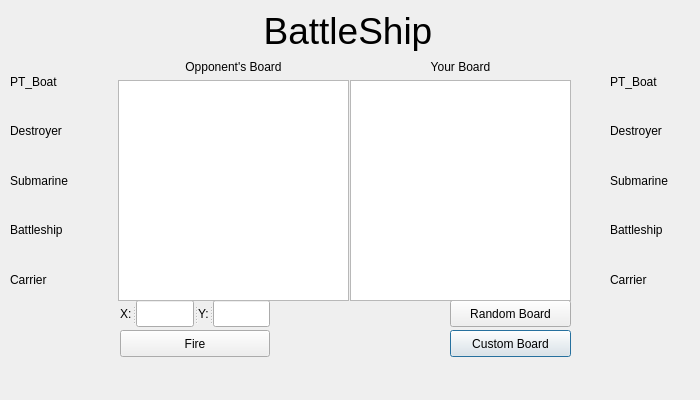
rc2524/Battleship-game, file battleaigame.ui: the form before one commit.
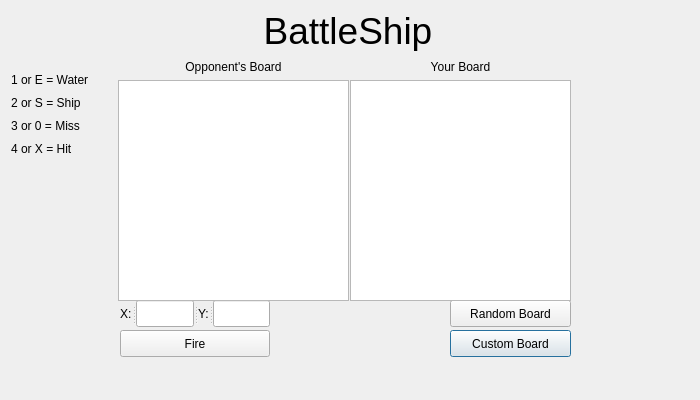
The form after the commit.

What changed in the file:
```diff
--- a/battleaigame.ui
+++ b/battleaigame.ui
@@ -190,99 +190,57 @@
     </item>
    </layout>
   </widget>
-  <widget class="QWidget" name="layoutWidget">
+  <widget class="QLabel" name="label">
    <property name="geometry">
     <rect>
-     <x>10</x>
-     <y>60</y>
-     <width>75</width>
-     <height>241</height>
+     <x>11</x>
+     <y>71</y>
+     <width>94</width>
+     <height>17</height>
     </rect>
    </property>
-   <layout class="QVBoxLayout" name="EnemyShips">
-    <item>
-     <widget class="QLabel" name="Enemy_Pt">
-      <property name="text">
-       <string>PT_Boat</string>
-      </property>
-     </widget>
-    </item>
-    <item>
-     <widget class="QLabel" name="Enemy_Des">
-      <property name="text">
-       <string>Destroyer</string>
-      </property>
-     </widget>
-    </item>
-    <item>
-     <widget class="QLabel" name="Enemy_Sub">
-      <property name="text">
-       <string>Submarine</string>
-      </property>
-     </widget>
-    </item>
-    <item>
-     <widget class="QLabel" name="Enemy_Bat">
-      <property name="text">
-       <string>Battleship</string>
-      </property>
-     </widget>
-    </item>
-    <item>
-     <widget class="QLabel" name="Enemy_Car">
-      <property name="text">
-       <string>Carrier</string>
-      </property>
-     </widget>
-    </item>
-   </layout>
+   <property name="text">
+    <string>1 or E = Water</string>
+   </property>
   </widget>
-  <widget class="QWidget" name="layoutWidget_3">
+  <widget class="QLabel" name="label_2">
    <property name="geometry">
     <rect>
-     <x>610</x>
-     <y>60</y>
-     <width>75</width>
-     <height>241</height>
+     <x>11</x>
+     <y>94</y>
+     <width>80</width>
+     <height>17</height>
     </rect>
    </property>
-   <layout class="QVBoxLayout" name="PlayerShips">
-    <item>
-     <widget class="QLabel" name="Player_Pt">
-      <property name="text">
-       <string>PT_Boat</string>
-      </property>
-     </widget>
-    </item>
-    <item>
-     <widget class="QLabel" name="Player_Des">
-      <property name="text">
-       <string>Destroyer</string>
-      </property>
-     </widget>
-    </item>
-    <item>
-     <widget class="QLabel" name="Player_Sub">
-      <property name="text">
-       <string>Submarine</string>
-      </property>
-     </widget>
-    </item>
-    <item>
-     <widget class="QLabel" name="Player_Bat">
-      <property name="text">
-       <string>Battleship</string>
-      </property>
-     </widget>
-    </item>
-    <item>
-     <widget class="QLabel" name="Player_Car">
-      <property name="text">
-       <string>Carrier</string>
-      </property>
-     </widget>
-    </item>
-   </layout>
+   <property name="text">
+    <string>2 or S = Ship</string>
+   </property>
+  </widget>
+  <widget class="QLabel" name="label_3">
+   <property name="geometry">
+    <rect>
+     <x>11</x>
+     <y>117</y>
+     <width>82</width>
+     <height>17</height>
+    </rect>
+   </property>
+   <property name="text">
+    <string>3 or 0 = Miss</string>
+   </property>
+  </widget>
+  <widget class="QLabel" name="label_4">
+   <property name="geometry">
+    <rect>
+     <x>11</x>
+     <y>140</y>
+     <width>73</width>
+     <height>17</height>
+    </rect>
+   </property>
+   <property name="text">
+    <string>4 or X = Hit</string>
+   </property>
   </widget>
  </widget>
  <resources/>
```
